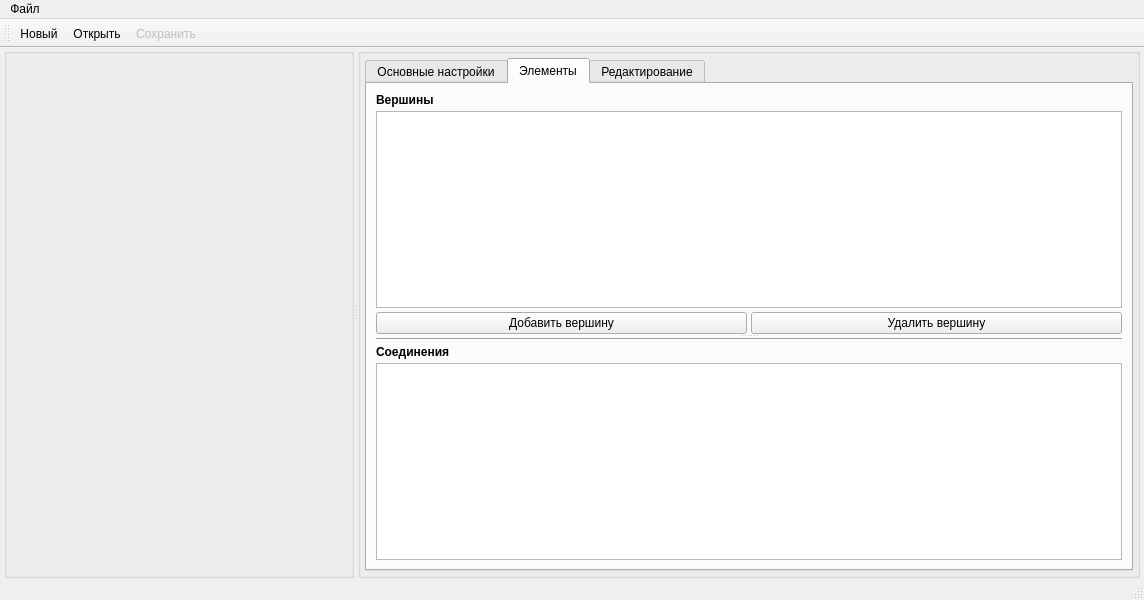
First picture: the form in designer/mainwindow.ui, repository Artemako/net-constructor, before the edit.
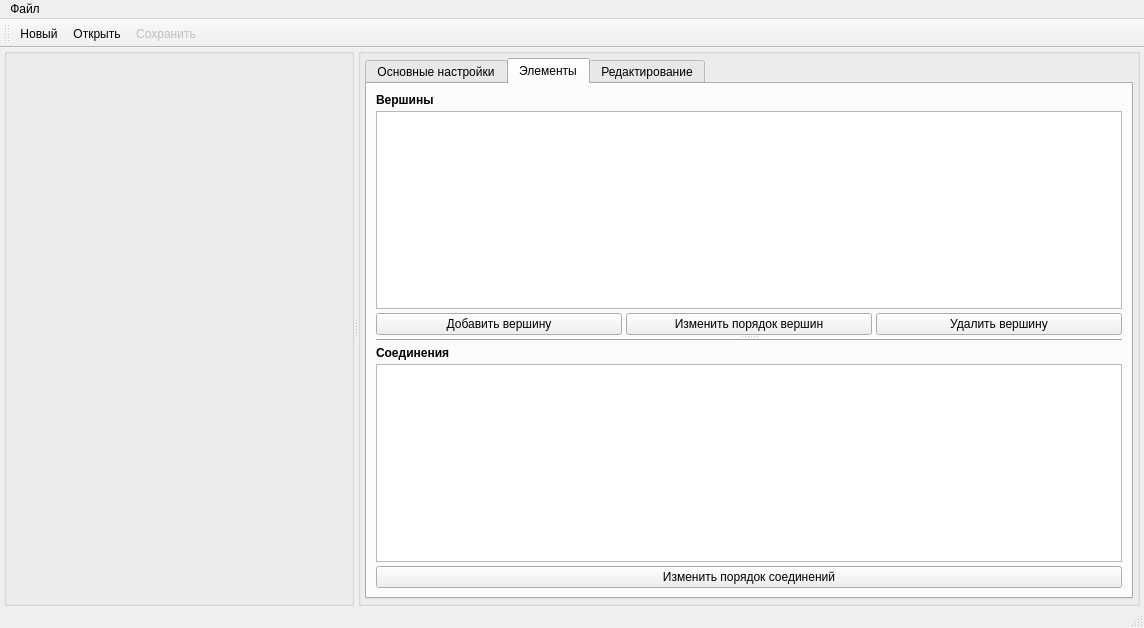
Second picture: the form after the edit. The open tabs and pages were chosen to show the change. Icons and pictures are not drawn. Custom widgets are drawn as their Qt base class.

```diff
--- a/designer/mainwindow.ui
+++ b/designer/mainwindow.ui
@@ -13,7 +13,7 @@
     <x>0</x>
     <y>0</y>
     <width>1144</width>
-    <height>600</height>
+    <height>628</height>
    </rect>
   </property>
   <property name="sizePolicy">
@@ -288,6 +288,13 @@
                     </property>
                    </widget>
                   </item>
+                  <item>
+                   <widget class="QPushButton" name="btn_movenodes">
+                    <property name="text">
+                     <string>Изменить порядок вершин</string>
+                    </property>
+                   </widget>
+                  </item>
                   <item>
                    <widget class="QPushButton" name="btn_deletenode">
                     <property name="text">
@@ -321,6 +328,13 @@
                 <item>
                  <widget class="QTableWidget" name="tablew_connections"/>
                 </item>
+                <item>
+                 <widget class="QPushButton" name="btn_moveconnections">
+                  <property name="text">
+                   <string>Изменить порядок соединений</string>
+                  </property>
+                 </widget>
+                </item>
                </layout>
               </widget>
              </widget>
```
Left out of the diff: 4 changed lines with no effect on the pictures.
